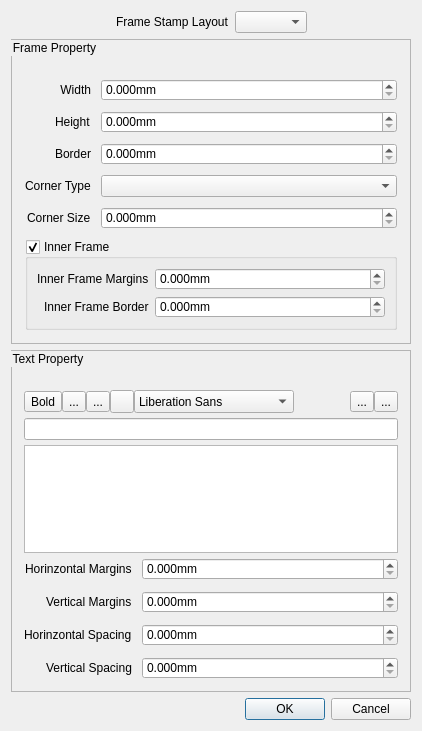
Old version of the form src/ui/StampStripDialog.ui in the repository oneminute/LaserController.
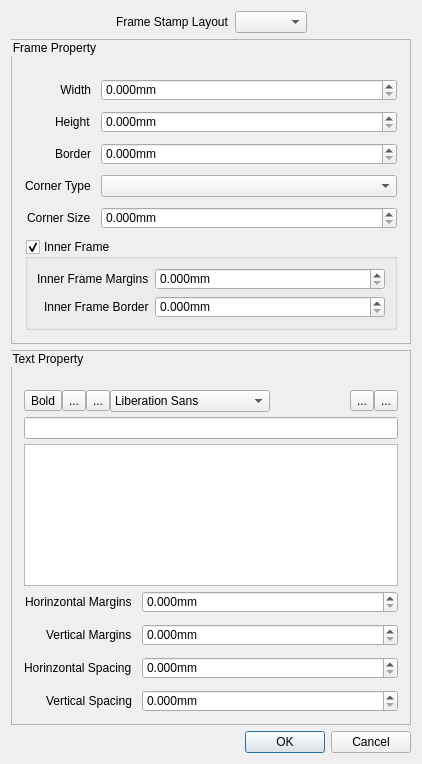
New version of the form. Icons and pictures are not drawn. Custom widgets are drawn as their Qt base class.

```diff
--- a/src/ui/StampStripDialog.ui
+++ b/src/ui/StampStripDialog.ui
@@ -7,7 +7,7 @@
     <x>0</x>
     <y>0</y>
     <width>422</width>
-    <height>701</height>
+    <height>735</height>
    </rect>
   </property>
   <property name="minimumSize">
@@ -369,20 +369,6 @@
           </property>
          </widget>
         </item>
-        <item>
-         <widget class="QToolButton" name="isToLeftBtn">
-          <property name="text">
-           <string/>
-          </property>
-          <property name="icon">
-           <iconset resource="../res/icons.qrc">
-            <normaloff>:/ui/icons/images/toRightArrow.png</normaloff>:/ui/icons/images/toRightArrow.png</iconset>
-          </property>
-          <property name="checkable">
-           <bool>true</bool>
-          </property>
-         </widget>
-        </item>
         <item>
          <widget class="QFontComboBox" name="fontComboBox">
           <property name="maximumSize">
@@ -409,19 +395,6 @@
           </property>
          </spacer>
         </item>
-        <item>
-         <spacer name="horizontalSpacer_4">
-          <property name="orientation">
-           <enum>Qt::Horizontal</enum>
-          </property>
-          <property name="sizeHint" stdset="0">
-           <size>
-            <width>40</width>
-            <height>20</height>
-           </size>
-          </property>
-         </spacer>
-        </item>
         <item>
          <widget class="QToolButton" name="addToolButton">
           <property name="toolTip">
@@ -452,18 +425,18 @@
         </item>
        </layout>
       </item>
-      <item row="12" column="0">
-       <spacer name="verticalSpacer">
-        <property name="orientation">
-         <enum>Qt::Vertical</enum>
-        </property>
-        <property name="sizeHint" stdset="0">
+      <item row="8" column="0">
+       <widget class="QLineEdit" name="lineEdit">
+        <property name="maximumSize">
          <size>
-          <width>20</width>
-          <height>40</height>
+          <width>400</width>
+          <height>16777215</height>
          </size>
         </property>
-       </spacer>
+        <property name="maxLength">
+         <number>1000</number>
+        </property>
+       </widget>
       </item>
       <item row="11" column="0">
        <layout class="QFormLayout" name="formLayout_3">
@@ -561,31 +534,18 @@
         </item>
        </layout>
       </item>
-      <item row="8" column="0">
-       <widget class="QLineEdit" name="lineEdit">
-        <property name="maximumSize">
-         <size>
-          <width>400</width>
-          <height>16777215</height>
-         </size>
-        </property>
-        <property name="maxLength">
-         <number>1000</number>
-        </property>
-       </widget>
-      </item>
       <item row="9" column="0">
        <widget class="QTableView" name="tableView">
         <property name="minimumSize">
          <size>
           <width>0</width>
-          <height>108</height>
+          <height>142</height>
          </size>
         </property>
         <property name="maximumSize">
          <size>
           <width>16777215</width>
-          <height>108</height>
+          <height>142</height>
          </size>
         </property>
         <property name="autoScrollMargin">
@@ -602,6 +562,19 @@
      </layout>
     </widget>
    </item>
+   <item>
+    <spacer name="verticalSpacer">
+     <property name="orientation">
+      <enum>Qt::Vertical</enum>
+     </property>
+     <property name="sizeHint" stdset="0">
+      <size>
+       <width>20</width>
+       <height>40</height>
+      </size>
+     </property>
+    </spacer>
+   </item>
    <item>
     <widget class="QDialogButtonBox" name="buttonBox">
      <property name="orientation">
```
